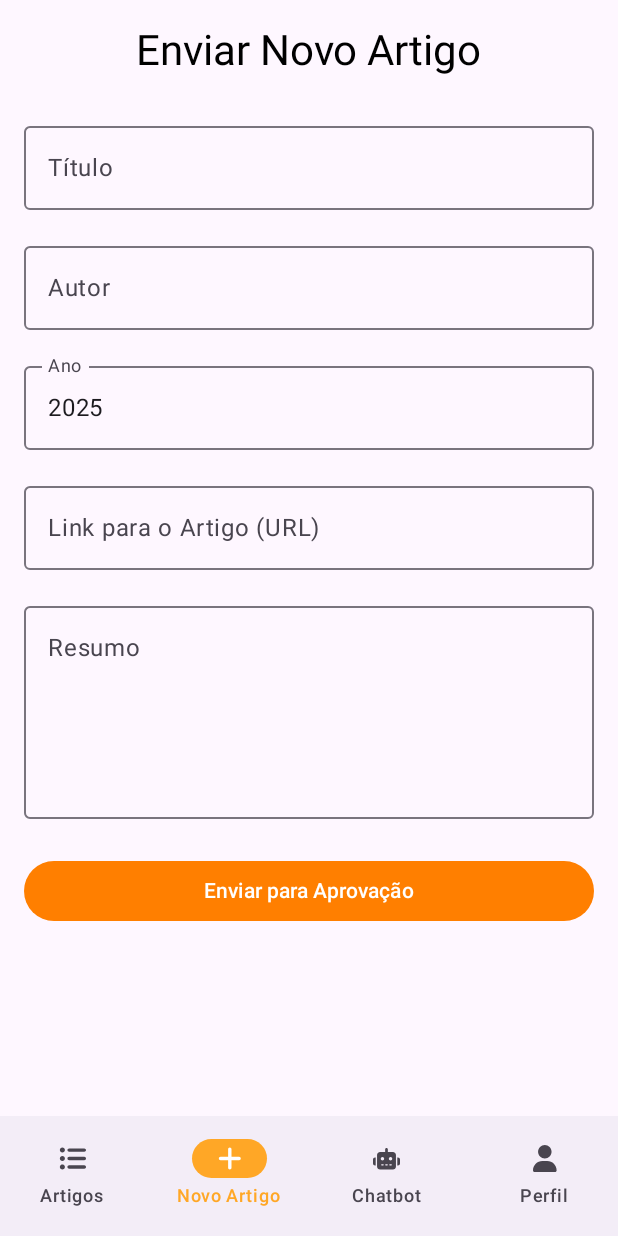
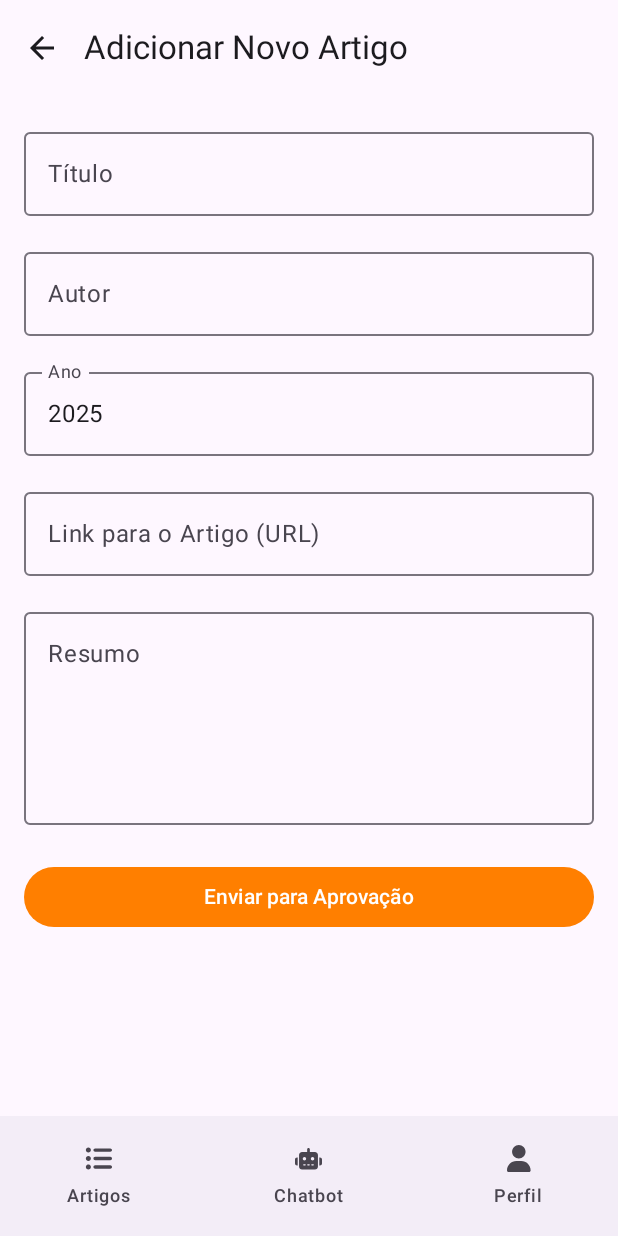
Before and after one commit to insert-org/hivedocs-app, an Android app built with Jetpack Compose: the NewArticleScreen screen opened through its navigation route, on a phone screen of 412 x 824 dp. Run offline under Robolectric (Android 15) with nearby library versions, the phone set to English and light mode, and no system bars; our stand-ins replace Firebase (no records; nobody signed in at launch, a user with empty details on screens opened directly).

Commit message:
feat: pre-approval

```diff
--- a/app/src/main/java/com/insert/hivedocs/navigation/AppNavigation.kt
+++ b/app/src/main/java/com/insert/hivedocs/navigation/AppNavigation.kt
@@ -109,7 +109,7 @@ fun MainAppScreen(isAdmin: Boolean, currentUserId: String?) {
     val navItems = if (isAdmin) {
         listOf(BottomNavItem.ArticleList, BottomNavItem.Moderation, BottomNavItem.Chatbot, BottomNavItem.Profile)
     } else {
-        listOf(BottomNavItem.ArticleList, BottomNavItem.NewArticle, BottomNavItem.Chatbot, BottomNavItem.Profile)
+        listOf(BottomNavItem.ArticleList, BottomNavItem.Chatbot, BottomNavItem.Profile)
     }
 
     Scaffold(
@@ -153,7 +153,7 @@ fun MainAppScreen(isAdmin: Boolean, currentUserId: String?) {
                 ArticleListScreen(navController = navController)
             }
             composable(BottomNavItem.NewArticle.route) {
-                NewArticleScreen(navController = navController)
+                NewArticleScreen(navController = navController, isAdmin = isAdmin)
             }
             composable(BottomNavItem.Profile.route) {
                 ProfileScreen(auth = FirebaseAuth.getInstance(), isAdmin = isAdmin)
--- a/app/src/main/java/com/insert/hivedocs/screens/ArticleDetailScreen.kt
+++ b/app/src/main/java/com/insert/hivedocs/screens/ArticleDetailScreen.kt
@@ -47,7 +47,6 @@ fun ArticleDetailScreen(
     val auth = FirebaseAuth.getInstance()
     val context = LocalContext.current
     val uriHandler = LocalUriHandler.current
-    val currentUserId = auth.currentUser?.uid
 
     var article by remember { mutableStateOf<Article?>(null) }
     var reviews by remember { mutableStateOf<List<Review>>(emptyList()) }
--- a/app/src/main/java/com/insert/hivedocs/screens/ArticleListScreen.kt
+++ b/app/src/main/java/com/insert/hivedocs/screens/ArticleListScreen.kt
@@ -8,12 +8,15 @@ import androidx.compose.material3.*
 import androidx.compose.runtime.*
 import androidx.compose.ui.Alignment
 import androidx.compose.ui.Modifier
+import androidx.compose.ui.res.painterResource
 import androidx.compose.ui.unit.dp
 import androidx.navigation.NavController
 import com.google.firebase.firestore.FirebaseFirestore
 import com.google.firebase.firestore.ktx.toObject
+import com.insert.hivedocs.R
 import com.insert.hivedocs.components.ArticleListItem
 import com.insert.hivedocs.data.Article
+import com.insert.hivedocs.navigation.BottomNavItem
 
 @Composable
 fun ArticleListScreen(navController: NavController) {
@@ -34,7 +37,25 @@ fun ArticleListScreen(navController: NavController) {
     }
 
     Column(modifier = Modifier.fillMaxSize().padding(16.dp)) {
-        Text(text = "Artigos Recentes", style = MaterialTheme.typography.headlineMedium)
+        Row(
+            modifier = Modifier.fillMaxWidth(),
+            verticalAlignment = Alignment.CenterVertically,
+            horizontalArrangement = Arrangement.SpaceBetween
+        ) {
+            Text(
+                text = "Artigos Recentes",
+                style = MaterialTheme.typography.headlineMedium
+            )
+            IconButton(onClick = {
+                navController.navigate(BottomNavItem.NewArticle.route)
+            }) {
+                Icon(
+                    painter = painterResource(R.drawable.plus_solid),
+                    contentDescription = "Adicionar Novo Artigo",
+                    modifier = Modifier.size(32.dp)
+                )
+            }
+        }
         Spacer(modifier = Modifier.height(16.dp))
         if (isLoading) {
             Box(modifier = Modifier.fillMaxSize(), contentAlignment = Alignment.Center) {
--- a/app/src/main/java/com/insert/hivedocs/screens/NewArticleScreen.kt
+++ b/app/src/main/java/com/insert/hivedocs/screens/NewArticleScreen.kt
@@ -5,6 +5,8 @@ import androidx.compose.foundation.layout.*
 import androidx.compose.foundation.rememberScrollState
 import androidx.compose.foundation.text.KeyboardOptions
 import androidx.compose.foundation.verticalScroll
+import androidx.compose.material.icons.Icons
+import androidx.compose.material.icons.filled.ArrowBack
 import androidx.compose.material3.*
 import androidx.compose.runtime.*
 import androidx.compose.ui.Alignment
@@ -19,8 +21,9 @@ import com.insert.hivedocs.data.Article
 import com.insert.hivedocs.navigation.BottomNavItem
 import java.util.Calendar
 
+@OptIn(ExperimentalMaterial3Api::class)
 @Composable
-fun NewArticleScreen(navController: NavController) {
+fun NewArticleScreen(navController: NavController, isAdmin: Boolean) {
     var title by remember { mutableStateOf(TextFieldValue("")) }
     var resume by remember { mutableStateOf(TextFieldValue("")) }
     var author by remember { mutableStateOf(TextFieldValue("")) }
@@ -31,7 +34,7 @@ fun NewArticleScreen(navController: NavController) {
 
     fun submitArticle() {
         if (title.text.isBlank() || resume.text.isBlank() || year.text.isBlank() || author.text.isBlank()) {
-            Toast.makeText(context, "Por favor, preencha todos os campos.", Toast.LENGTH_SHORT).show()
+            Toast.makeText(context, "Por favor, preencha todos os campos obrigatórios.", Toast.LENGTH_SHORT).show()
             return
         }
 
@@ -41,17 +44,15 @@ fun NewArticleScreen(navController: NavController) {
             resume = resume.text,
             author = author.text,
             year = year.text.toIntOrNull() ?: Calendar.getInstance().get(Calendar.YEAR),
-            approved = false,
+            approved = isAdmin,
             articleUrl = articleUrl.text
         )
 
         FirebaseFirestore.getInstance().collection("articles").add(article)
             .addOnSuccessListener {
                 isLoading = false
-                Toast.makeText(context, "Artigo enviado para aprovação!", Toast.LENGTH_LONG).show()
-                navController.navigate(BottomNavItem.ArticleList.route) {
-                    popUpTo(BottomNavItem.ArticleList.route) { inclusive = true }
-                }
+                Toast.makeText(context, if(isAdmin) "Artigo adicionado!" else "Artigo enviado para aprovação!", Toast.LENGTH_LONG).show()
+                navController.popBackStack()
             }
             .addOnFailureListener { e ->
                 isLoading = false
@@ -59,22 +60,36 @@ fun NewArticleScreen(navController: NavController) {
             }
     }
 
+    Scaffold(
+        topBar = {
+            TopAppBar(
+                title = { Text("Adicionar Novo Artigo") },
+                navigationIcon = {
+                    IconButton(onClick = { navController.popBackStack() }) {
+                        Icon(
+                            imageVector = Icons.Filled.ArrowBack,
+                            contentDescription = "Voltar"
+                        )
+                    }
+                }
+            )
+        }
+    ) { innerPadding ->
         Column(
             modifier = Modifier
                 .fillMaxSize()
-            .padding(16.dp)
+                .padding(innerPadding)
+                .padding(horizontal = 16.dp)
                 .verticalScroll(rememberScrollState()),
             horizontalAlignment = Alignment.CenterHorizontally
         ) {
-        Text("Enviar Novo Artigo", style = MaterialTheme.typography.headlineMedium)
-        Spacer(Modifier.height(24.dp))
+            Spacer(Modifier.height(16.dp))
             OutlinedTextField(value = title, onValueChange = { title = it }, label = { Text("Título") }, modifier = Modifier.fillMaxWidth())
             Spacer(Modifier.height(16.dp))
             OutlinedTextField(value = author, onValueChange = { author = it }, label = { Text("Autor") }, modifier = Modifier.fillMaxWidth())
             Spacer(Modifier.height(16.dp))
             OutlinedTextField(value = year, onValueChange = { year = it }, label = { Text("Ano") }, modifier = Modifier.fillMaxWidth(), keyboardOptions = KeyboardOptions(keyboardType = KeyboardType.Number))
             Spacer(Modifier.height(16.dp))
-
             OutlinedTextField(
                 value = articleUrl,
                 onValueChange = { articleUrl = it },
@@ -83,12 +98,13 @@ fun NewArticleScreen(navController: NavController) {
                 keyboardOptions = KeyboardOptions(keyboardType = KeyboardType.Uri)
             )
             Spacer(Modifier.height(16.dp))
-
             OutlinedTextField(value = resume, onValueChange = { resume = it }, label = { Text("Resumo") }, modifier = Modifier.fillMaxWidth().height(150.dp))
             Spacer(Modifier.height(24.dp))
             Button(onClick = { submitArticle() }, enabled = !isLoading, modifier = Modifier.fillMaxWidth()) {
                 if (isLoading) CircularProgressIndicator(modifier = Modifier.size(24.dp), color = MaterialTheme.colorScheme.onPrimary)
-            else Text("Enviar para Aprovação")
+                else Text(if(isAdmin) "Enviar (pré-aprovado)" else "Enviar para Aprovação")
+            }
+            Spacer(Modifier.height(16.dp))
         }
     }
 }
```
Lines whose indentation alone changed are shown as unchanged.
